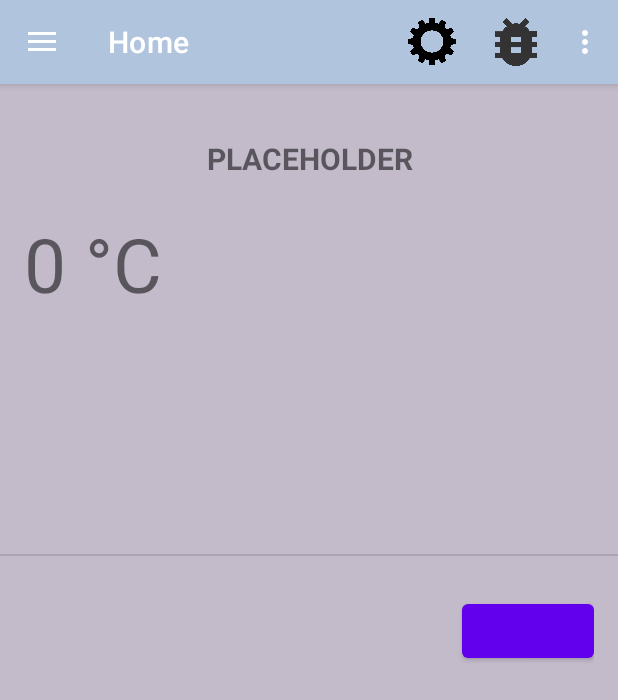
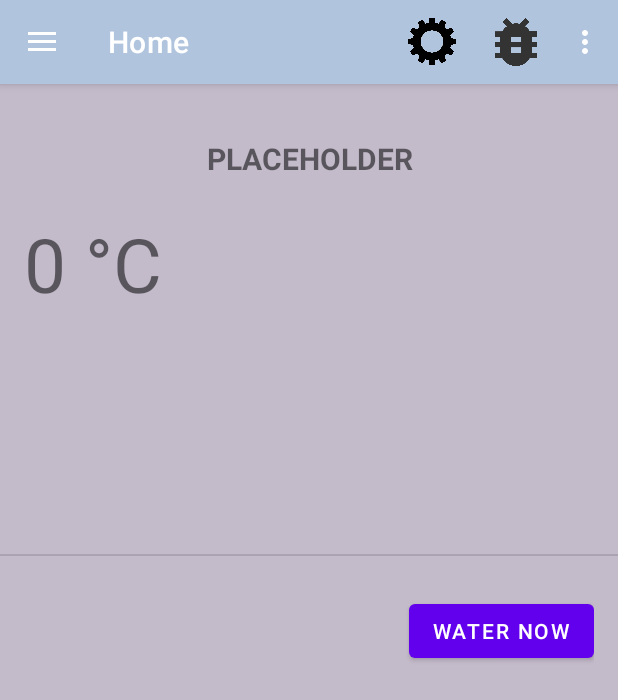
Before and after one commit to SivajanManikavasagar0124/CropManagementSystem, an Android app: the screen it shows after launch (SunshineMain), after a tap on an icon or button, on a phone screen of 412 x 824 dp. Shown: the top 700 px of the screen. Run offline under Robolectric (Android 15) with nearby library versions, the phone set to English and light mode, and no system bars; our stand-ins replace navigation-ui.

Commit message:
Onboarding description. fragment_home.xml adjustment

```diff
--- a/SunshineCropManagement/src/main/java/ca/sunshineboys/it/cropmanagementsystem/OnboardingActivity.java
+++ b/SunshineCropManagement/src/main/java/ca/sunshineboys/it/cropmanagementsystem/OnboardingActivity.java
@@ -83,7 +83,7 @@ public class OnboardingActivity extends AppCompatActivity {
                 nextbtn.setVisibility(View.VISIBLE);
                 letsGetStarted.setVisibility(View.INVISIBLE);
             } else {
-               // animation = AnimationUtils.loadAnimation(OnboardingActivity.this, R.anim.bottom_anim);
+              //  animation = AnimationUtils.loadAnimation(OnboardingActivity.this, R.anim.bottom_anim);
                 letsGetStarted.setAnimation(animation);
                 letsGetStarted.setVisibility(View.VISIBLE);
                 nextbtn.setVisibility(View.INVISIBLE);
--- a/SunshineCropManagement/src/main/java/ca/sunshineboys/it/cropmanagementsystem/SliderAdapter.java
+++ b/SunshineCropManagement/src/main/java/ca/sunshineboys/it/cropmanagementsystem/SliderAdapter.java
@@ -26,16 +26,16 @@ public class SliderAdapter extends PagerAdapter {
         this.context = context;
     }
     int images[] = {
-           // R.drawable.onb1, R.drawable.onb2, R.drawable.onb3, R.drawable.onb4
+           R.drawable.alert_icon, R.drawable.alert_icon, R.drawable.alert_icon, R.drawable.alert_icon
     };
     int headings[] = {
-           // R.string.onboarding_title1, R.string.onboarding_title2, R.string.onboarding_title3, R.string.onboarding_title3
+            R.string.welcome1, R.string.connectsensor, R.string.placeholder, R.string.placeholder
     };
     int descriptions[] = {
-          //  R.string.onboarding_des1,
-          //  R.string.onboarding_des2,
-          //  R.string.onboarding_des3,
-          //  R.string.onboarding_des3
+          R.string.OnboardingPage2Desc,
+           R.string.OnboardingPage1Desc,
+          R.string.placeholder,
+          R.string.placeholder
     };
     @Override
     public int getCount() {
--- a/SunshineCropManagement/src/main/res/layout/fragment_home.xml
+++ b/SunshineCropManagement/src/main/res/layout/fragment_home.xml
@@ -77,7 +77,7 @@ CENG 317 - 0NF
             android:layout_width="wrap_content"
             android:layout_height="wrap_content"
             android:layout_gravity="end|top"
-            android:text="@string/string_water_now"/>
+            android:text="@string/water_now" />
     </FrameLayout>
 
     <View
--- a/SunshineCropManagement/src/main/res/values/strings.xml
+++ b/SunshineCropManagement/src/main/res/values/strings.xml
@@ -62,5 +62,9 @@
     <string name="home_frag">Home Frag</string>
     <string name="water_now">Water Now</string>
     <string name="string_water_now" />
+    <string name="OnboardingPage1Desc">Please enable bluetooth permissions if you haven\'t already. If you see your product on the screen please select it and move on to the next page.</string>
+    <string name="OnboardingPage2Desc">\"Hi! Welcome to the Crop Management System App, You\'re almost ready to use your new product! In the next few steps we\'ll guide you through the process of setting up your sensor to be used with the app. \"</string>
+    <string name="welcome1">Welcome!</string>
+    <string name="connectsensor">Connect to your sensor</string>
 
 </resources>
```
Also changed, not shown: 1 other file.
